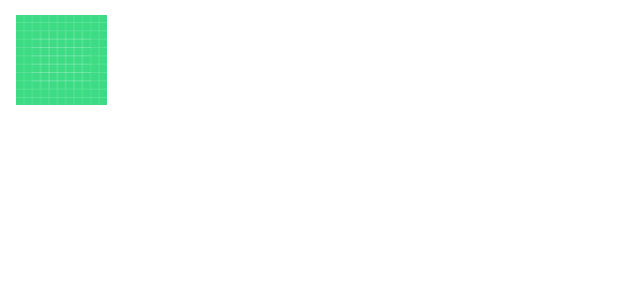
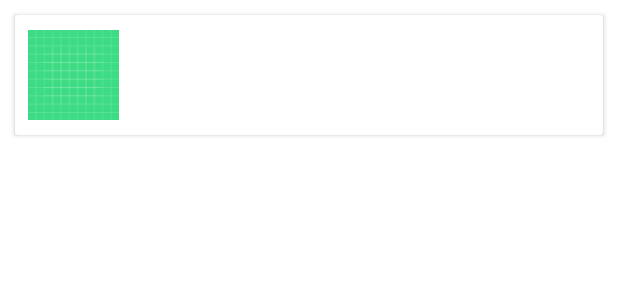
Before and after one commit to thonghkk/MusicApp_Retrofit, an Android app: the layout item_song.xml on its own in the app's theme, with its tools: preview values and no code run, on a phone screen of 412 x 824 dp. Shown: the top 300 px of the screen. Run offline under Robolectric (Android 15) with nearby library versions, the phone set to English and light mode, and no system bars.

Commit message:
update interface listsong

```diff
--- a/app/src/main/java/com/example/retrofit_musicapp/ui/PlayMusicActivity.kt
+++ b/app/src/main/java/com/example/retrofit_musicapp/ui/PlayMusicActivity.kt
@@ -29,7 +29,6 @@ import com.example.retrofit_musicapp.common.ServiceKey.Companion.STATUS_PLAYER
 import com.example.retrofit_musicapp.model.Song
 import com.example.retrofit_musicapp.service.MyService
 import com.example.retrofit_musicapp.service.MyService.Companion.mediaPlayer
-import com.example.retrofit_musicapp.ui.list_song.ListSongActivity
 
 class PlayMusicActivity : AppCompatActivity() {
 
@@ -187,7 +186,7 @@ class PlayMusicActivity : AppCompatActivity() {
 //                bundle.putSerializable(OBJECT_SONG, song)
 //                intent.putExtras(bundle)
 //                startService(intent)
-               onBackPressed()
+//               onBackPressed()
             }
         }
     }
--- a/app/src/main/res/layout/item_song.xml
+++ b/app/src/main/res/layout/item_song.xml
@@ -1,14 +1,22 @@
 <?xml version="1.0" encoding="utf-8"?>
 <LinearLayout xmlns:android="http://schemas.android.com/apk/res/android"
-    xmlns:app="http://schemas.android.com/apk/res-auto"
     xmlns:card_view="http://schemas.android.com/tools"
+    android:layout_width="match_parent"
+    android:layout_height="wrap_content">
+
+    <androidx.cardview.widget.CardView
+        android:layout_width="match_parent"
+        android:layout_height="wrap_content"
+        android:layout_margin="10dp">
+
+        <LinearLayout
+            android:id="@+id/mLinear"
             android:layout_width="match_parent"
             android:layout_height="wrap_content"
             android:layout_marginTop="10dp"
             android:layout_marginBottom="10dp"
             android:gravity="center"
             android:orientation="horizontal"
-    android:id="@+id/mLinear"
             android:weightSum="100">
 
             <ImageView
@@ -17,8 +25,7 @@
                 android:layout_height="60dp"
                 android:layout_gravity="center|bottom"
                 android:layout_weight="20"
-        android:src="@drawable/ic_launcher_background"
-        android:contentDescription="TODO" />
+                android:src="@drawable/ic_launcher_background" />
 
             <LinearLayout
                 android:layout_width="0dp"
@@ -43,5 +50,8 @@
                     card_view:ignore="SmallSp" />
 
             </LinearLayout>
+        </LinearLayout>
+
+    </androidx.cardview.widget.CardView>
 
 </LinearLayout>
```
Also changed, not shown: app/src/main/java/com/example/retrofit_musicapp/service/MyService.kt (+2 -7 lines), app/src/main/java/com/example/retrofit_musicapp/ui/list_song/ListSongActivity.kt (+42 -36 lines), app/src/main/java/com/example/retrofit_musicapp/ui/list_song/ListSongAdapter.kt (+32 -5 lines), app/src/main/res/layout/activity_play_music.xml (+4 -4 lines). Lines whose indentation alone changed are shown as unchanged.
